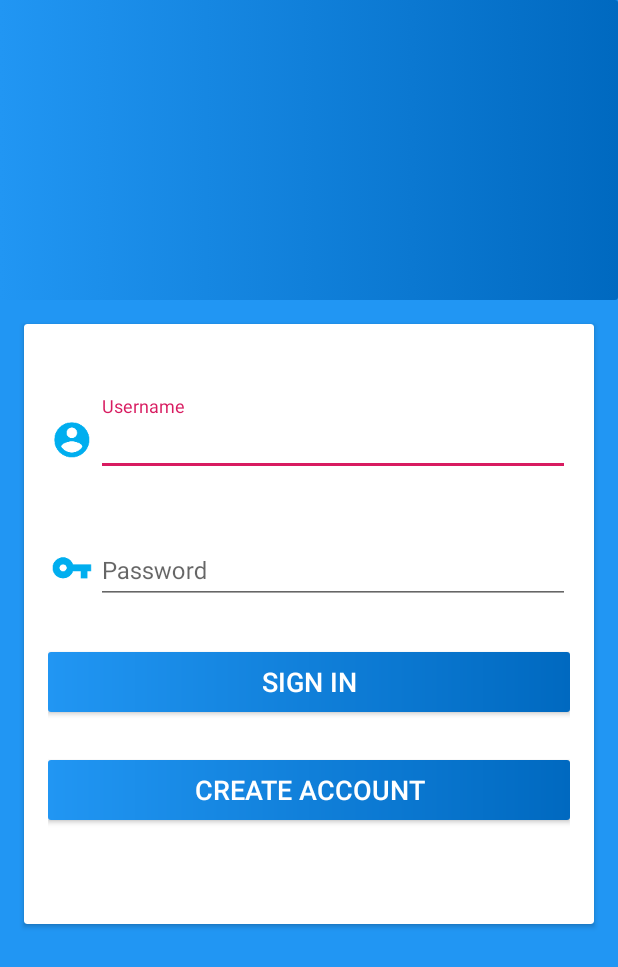
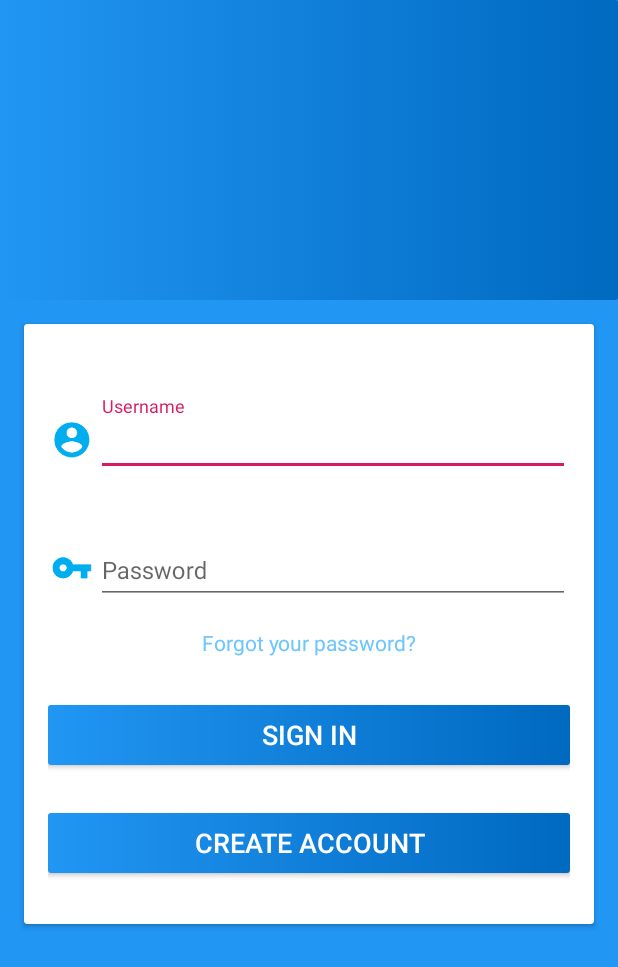
Before and after one commit to LinkEdgar/Lost, an Android app: the screen it shows after launch (LoginActivity), on a phone screen of 412 x 824 dp. Shown: the top 967 px of the screen. Run offline under Robolectric (Android 15) with nearby library versions, the phone set to English and light mode, and no system bars; our stand-ins replace data binding; 2 statements that could not run were skipped.

Commit message:
Added forgot password option to Login'

```diff
--- a/app/src/main/res/layout/fragment_login.xml
+++ b/app/src/main/res/layout/fragment_login.xml
@@ -87,7 +87,25 @@
                         android:layout_height="@dimen/icon_size"
                         app:layout_constraintStart_toStartOf="parent"
                         android:layout_marginBottom="8dp"
-                        app:layout_constraintBottom_toBottomOf="@+id/layout_hint"/>
+                        app:layout_constraintBottom_toBottomOf="@+id/layout_hint"
+                        android:id="@+id/imageView"/>
+
+                <TextView
+                        android:textColor="@color/colorLight"
+                        android:textAlignment="center"
+                        android:layout_marginTop="@dimen/vertical_margin"
+                        android:id="@+id/forgot_password"
+                        app:layout_constraintTop_toBottomOf="@+id/layout_hint"
+                        android:textSize="@dimen/highlighted_text_size"
+                        android:text="@string/forgot_password_text"
+                        android:layout_width="wrap_content"
+                        android:layout_height="wrap_content"
+                        android:layout_marginStart="8dp"
+                        app:layout_constraintStart_toStartOf="@+id/imageView"
+                        android:layout_marginLeft="8dp"
+                        android:layout_marginEnd="8dp"
+                        app:layout_constraintEnd_toEndOf="@+id/layout_hint"
+                        android:layout_marginRight="8dp"/>
 
                 <Button
                         android:layout_marginTop="@dimen/vertical_margin_large"
@@ -101,7 +119,7 @@
                         tools:layout_editor_absoluteX="0dp"
                         android:layout_marginBottom="@dimen/vertical_margin"
                         app:layout_constraintBottom_toTopOf="@+id/create_account_bt"
-                        app:layout_constraintTop_toBottomOf="@+id/layout_hint"/>
+                        app:layout_constraintTop_toBottomOf="@+id/forgot_password"/>
 
                 <Button
                         android:layout_marginTop="@dimen/vertical_margin_large"
--- a/app/src/main/res/values/dimen.xml
+++ b/app/src/main/res/values/dimen.xml
@@ -6,6 +6,7 @@
     <dimen name="vertical_margin_large">32dp</dimen>
     <dimen name="horizontal_margin_large">32dp</dimen>
     <dimen name="button_text_size">18sp</dimen>
+    <dimen name="highlighted_text_size">14sp</dimen>
     <dimen name="icon_size">32dp</dimen>
 
     <dimen name="card_button_height">40dp</dimen>
--- a/app/src/main/res/values/strings.xml
+++ b/app/src/main/res/values/strings.xml
@@ -6,6 +6,7 @@
     <string name="login_password_hint">Password</string>
     <string name="login_sign_in_bt">Sign In</string>
     <string name="login_create_account_bt"> Create Account</string>
+    <string name="forgot_password_text">Forgot your password?</string>
 
     <!-- Create account  -->
 
```
